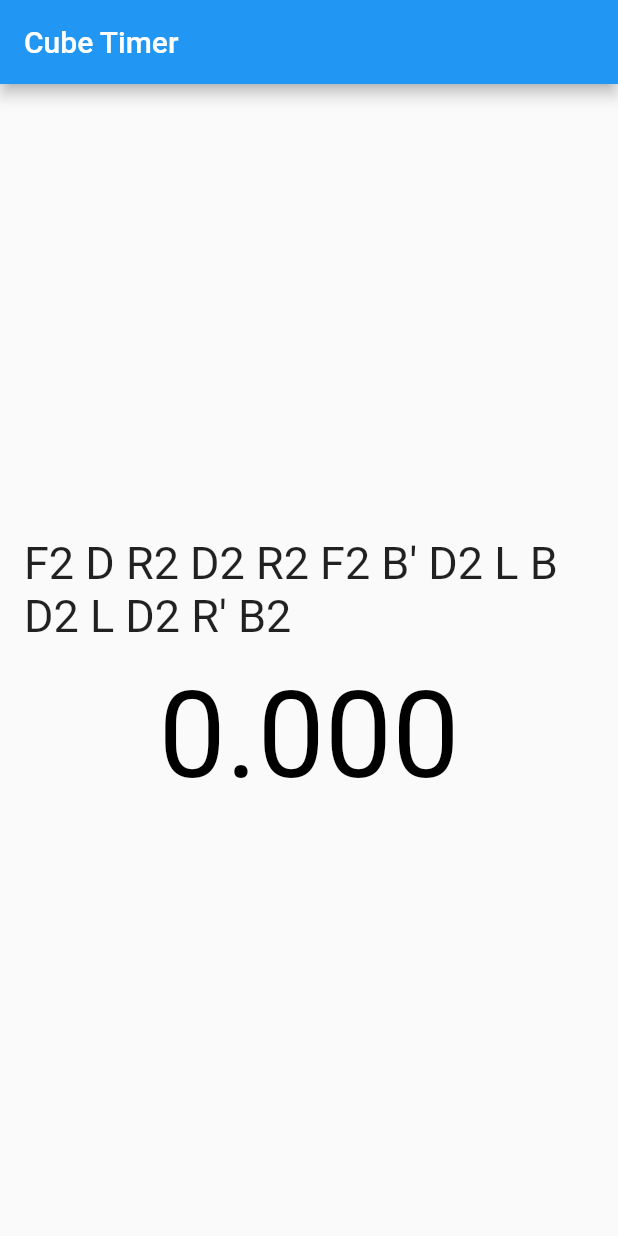
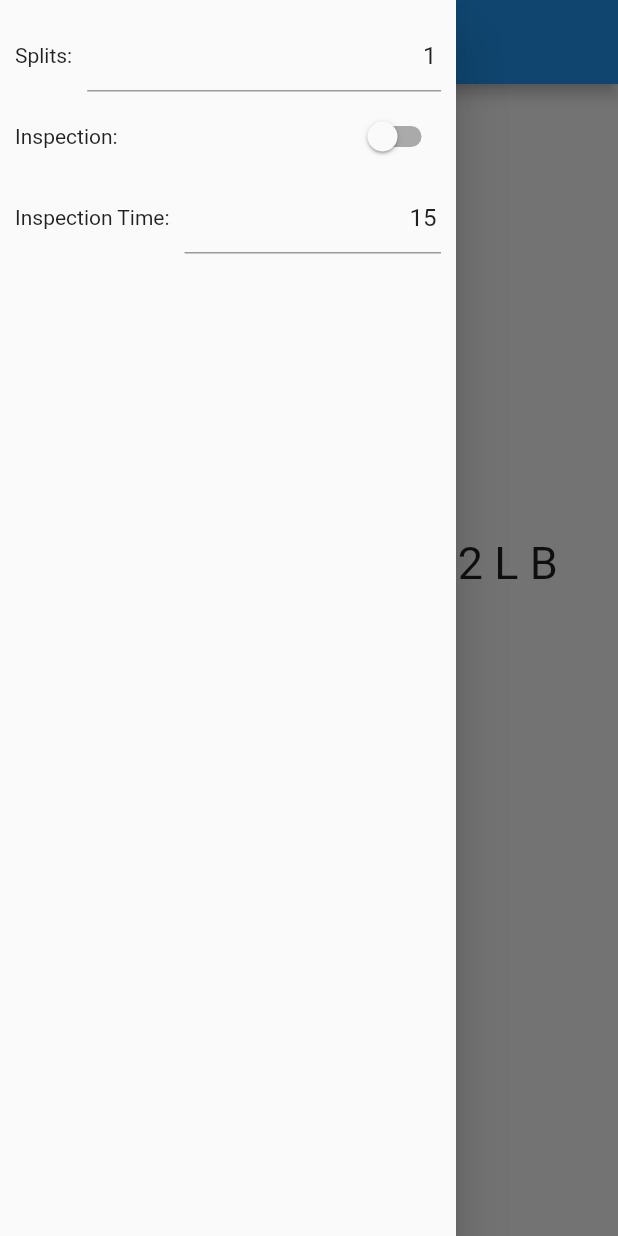
Before and after one commit to B1tWhys/CubeTrainer, a Flutter app: the screen it shows after launch, with the side drawer open (before the commit the screen has no drawer), on a phone screen of 412 x 824 dp. Run offline on Flutter 3.47's test engine with Material 2 defaults, Android fonts, the phone set to English and light mode, and no system bars.

Commit message:
Add drawer containing settings

```diff
--- a/lib/main.dart
+++ b/lib/main.dart
@@ -1,5 +1,7 @@
 import 'package:cubetrainer/model/scrambler.dart';
+import 'package:cubetrainer/model/settings.dart';
 import 'package:cubetrainer/model/timerState.dart';
+import 'package:cubetrainer/widgets/settingsWidget.dart';
 import 'package:cubetrainer/widgets/timerWidget.dart';
 import 'package:cubetrainer/widgets/scrambleWidget.dart';
 import 'package:flutter/material.dart';
@@ -35,17 +37,18 @@ class MyHomePage extends StatefulWidget {
 class _MyHomePageState extends State<MyHomePage> {
   @override
   Widget build(BuildContext context) {
-    return Scaffold(
-      appBar: AppBar(
-        title: Text(widget.title),
-      ),
-      body: Center(
-        child: MultiProvider(
-          providers: [
-            ChangeNotifierProvider(create: (context) => SolveState()),
-            ChangeNotifierProvider(create: (context) => Scrambler())
-          ],
-          builder: (context, _) => Column(
+    return MultiProvider(
+      providers: [
+        ChangeNotifierProvider(create: (context) => SolveState()),
+        ChangeNotifierProvider(create: (context) => Scrambler()),
+        Provider(create: (context) => Settings())
+      ],
+      builder: (context, _) => Scaffold(
+        appBar: AppBar(
+          title: Text(widget.title),
+        ),
+        body: Center(
+          child: Column(
             children: [
               ScrambleWidget(),
               TimerWidget(),
@@ -53,6 +56,9 @@ class _MyHomePageState extends State<MyHomePage> {
             mainAxisAlignment: MainAxisAlignment.center,
           ),
         ),
+        drawer: Drawer(
+          child: SettingsWidget(),
+        ),
       ),
     );
   }
--- a/lib/model/scrambler.dart
+++ b/lib/model/scrambler.dart
@@ -1,7 +1,6 @@
-import 'dart:async';
 import 'dart:math';
 
-import 'package:flutter/cupertino.dart';
+import 'package:flutter/foundation.dart';
 
 enum Face { L, R, U, D, F, B }
 
--- /dev/null
+++ b/lib/model/settings.dart
@@ -0,0 +1,16 @@
+import 'dart:collection';
+
+class Setting<T> {
+  final String displayName;
+  T value;
+
+  Setting(this.displayName, this.value);
+}
+
+class Settings {
+  LinkedHashMap<String, Setting> settings = LinkedHashMap.fromEntries([
+    MapEntry("nSplits", Setting<int>("Splits", 1)),
+    MapEntry("inspection", Setting<bool>("Inspection", false)),
+    MapEntry("inspectionTime", Setting<int>("Inspection Time", 15)),
+  ]);
+}
--- a/lib/widgets/settingsWidget.dart
+++ b/lib/widgets/settingsWidget.dart
@@ -1,12 +1,97 @@
+import 'package:cubetrainer/model/settings.dart';
 import 'package:flutter/material.dart';
+import 'package:provider/provider.dart';
 
 class SettingsWidget extends StatelessWidget {
   const SettingsWidget({Key key}) : super(key: key);
 
   @override
   Widget build(BuildContext context) {
-    return Container(
-        // child: child,
-        );
+    return Consumer<Settings>(builder: (context, settingsProvider, _) {
+      return ListView(
+        children: settingsProvider.settings.entries
+            .map((MapEntry e) => SettingWidget(e.value))
+            .toList(),
+        padding: EdgeInsets.all(10),
+      );
+    });
   }
 }
+
+class SettingWidget extends StatefulWidget {
+  final Setting _setting;
+  const SettingWidget(this._setting, {Key key}) : super(key: key);
+
+  @override
+  _SettingWidgetState createState() => _SettingWidgetState(_setting);
+}
+
+class _SettingWidgetState extends State<SettingWidget> {
+  final Setting _setting;
+
+  _SettingWidgetState(this._setting);
+
+  Widget intInputWidget() => Expanded(
+        child: TextFormField(
+          initialValue: _setting.value.toString(),
+          onChanged: (String newValue) {
+            _setting.value = int.tryParse(newValue) ?? _setting.value;
+          },
+          keyboardType: TextInputType.number,
+          textAlign: TextAlign.right,
+        ),
+      );
+
+  Widget boolInputWidget() => Align(
+        child: Switch(
+            value: _setting.value,
+            onChanged: (bool v) {
+              setState(() {
+                _setting.value = v;
+              });
+            }),
+        alignment: Alignment.centerRight,
+      );
+
+  Widget floatInputWidget() => Expanded(
+        child: TextFormField(
+          initialValue: _setting.value.toString(),
+          textAlign: TextAlign.right,
+          onChanged: (String newValue) =>
+              _setting.value = double.tryParse(newValue) ?? _setting.value,
+        ),
+      );
+
+  @override
+  Widget build(BuildContext context) {
+    Widget inputWidget;
+    switch (_setting.value.runtimeType) {
+      case int:
+        inputWidget = intInputWidget();
+        break;
+      case bool:
+        inputWidget = boolInputWidget();
+        break;
+      default:
+        inputWidget = Container(
+          color: Colors.red,
+          child: SizedBox(
+            height: 30,
+            width: 100,
+          ),
+        );
+    }
+
+    return Padding(
+      padding: const EdgeInsets.only(bottom: 3, top: 3),
+      child: Row(
+        children: [
+          Text(_setting.displayName + ":"),
+          SizedBox(width: 10),
+          inputWidget,
+        ],
+        mainAxisAlignment: MainAxisAlignment.spaceBetween,
+      ),
+    );
+  }
+}
```
